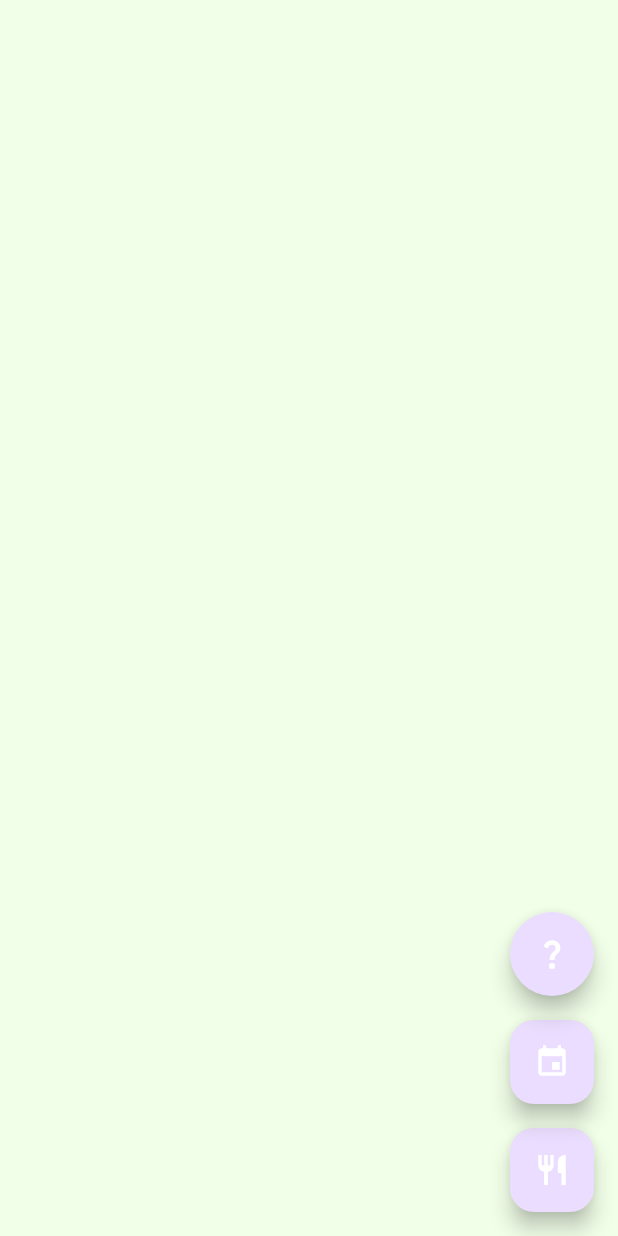
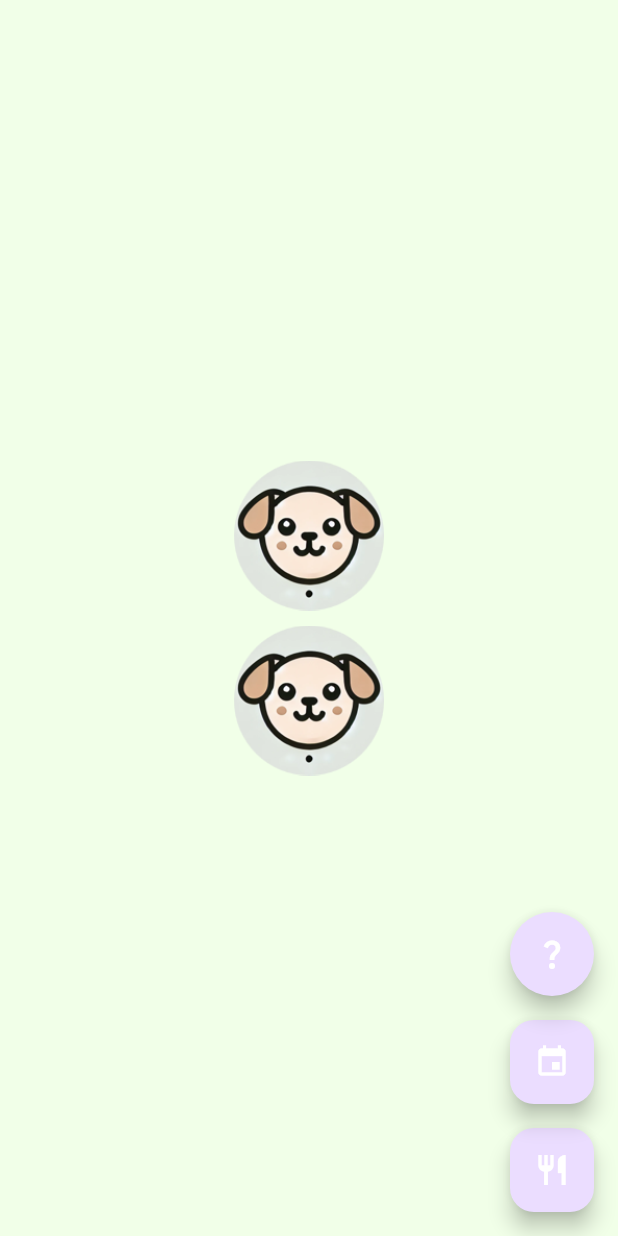
Before and after one commit to Ruhisawant/Pet-Care-App, a Flutter app: the screen it shows after launch, on a phone screen of 412 x 824 dp. Run offline on Flutter 3.47's test engine with Material 3 defaults, Android fonts, the phone set to English and light mode, and no system bars.

Commit message:
added doggo pictures

```diff
--- a/lib/main.dart
+++ b/lib/main.dart
@@ -36,7 +36,33 @@ class _HomePageState extends State<HomePage> {
       body: Center(
         child: Column(
           mainAxisAlignment: MainAxisAlignment.center,
-          children: <Widget>[],
+          children: <Widget>[
+            Center(
+              child: Container(
+                width: 100,
+                height: 100,
+                decoration: BoxDecoration(
+                  image: DecorationImage(
+                    image: AssetImage('assets/images/Dog.png'),
+                    fit: BoxFit.cover,
+                  ),
+                ),
+              ),
+            ),
+            const SizedBox(height: 10),
+            Center(
+              child: Container(
+                width: 100,
+                height: 100,
+                decoration: BoxDecoration(
+                  image: DecorationImage(
+                    image: AssetImage('assets/images/Dog.png'),
+                    fit: BoxFit.cover,
+                  ),
+                ),
+              ),
+            ),
+          ],
         ),
       ),
       floatingActionButton: Column(
```
